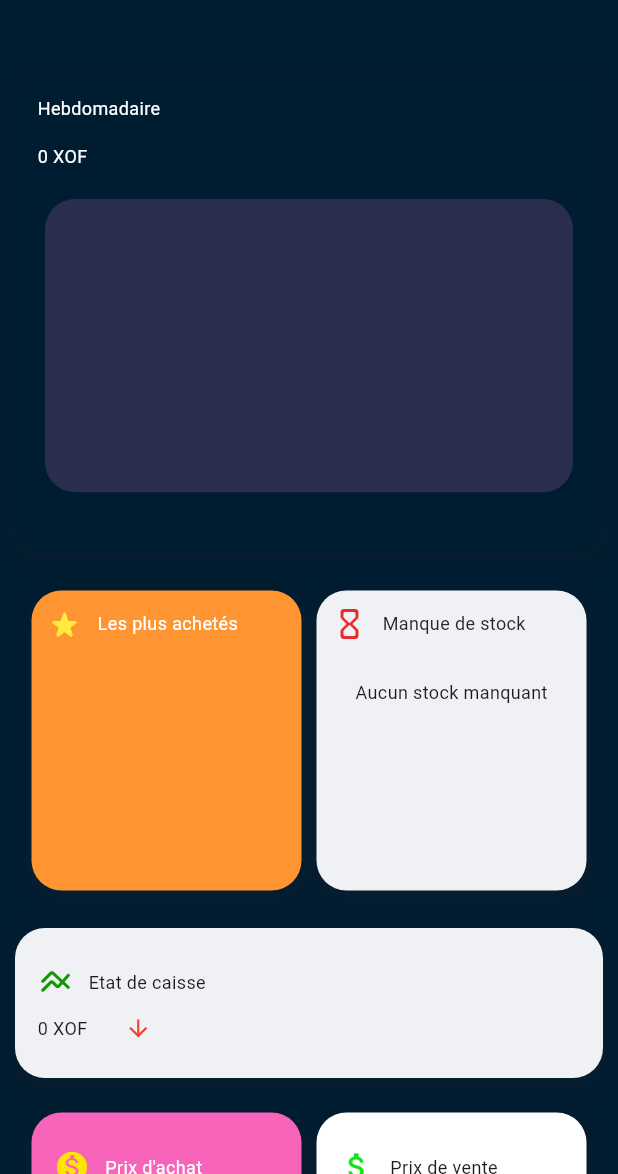
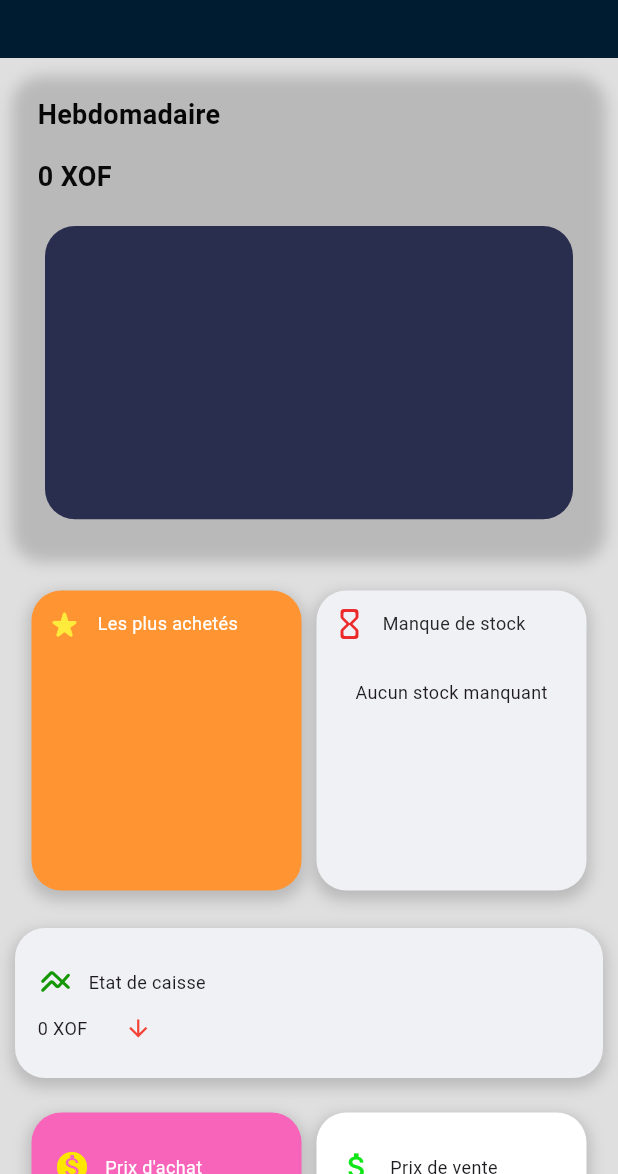
Before and after one commit to salif18/flutter_salsespulse, a Flutter app: the DashboardView screen opened directly, on a phone screen of 412 x 824 dp, the part 62-1236 px from its top. Run offline on Flutter 3.47's test engine with Material 3 defaults, Android fonts, the phone set to English and light mode, and no system bars; drawn by our look-alikes of fl_chart; our stand-ins replace date_field, dio, google_fonts, image_picker, pdf, printing and 1 more; accounts and stored records are empty; network calls fail.

```diff
--- a/app/lib/services/stocks_api.dart
+++ b/app/lib/services/stocks_api.dart
@@ -73,7 +73,7 @@ class ServicesStocks{
     ScaffoldMessenger.of(context).showSnackBar(SnackBar(
       content: Text(message,
           style: GoogleFonts.roboto(fontSize: 16,fontWeight: FontWeight.w400)),
-      backgroundColor:const Color.fromARGB(255, 101, 255, 122),
+      backgroundColor:const Color.fromARGB(255, 10, 6, 20),
       duration: const Duration(seconds: 5),
       action: SnackBarAction(
           label: "",
--- a/app/lib/views/dashbord/dashboard.dart
+++ b/app/lib/views/dashbord/dashboard.dart
@@ -179,12 +179,30 @@ class _DashboardViewState extends State<DashboardView> {
     }
   }
 
+      //rafraichire la page en actualisanst la requete
+  Future<void> _refresh() async {
+    await Future.delayed(const Duration(seconds: 3));
+    setState(() {
+      _loadProducts();
+      _loadDepenses();
+    _loadMostCategorie();
+    _loadStatsHebdo();
+    _loadStatsYear();
+    });
+  }
+
+
   @override
   Widget build(BuildContext context) {
-    return Scaffold(
+    return RefreshIndicator(
+      backgroundColor:Colors.transparent,
+          color: Colors.grey[100],
+       onRefresh: _refresh,
+          displacement: 50,
+      child: Scaffold(
         key: drawerKey,
         drawer: const DrawerWidget(),
-      backgroundColor: const Color(0xff001c30),
+        backgroundColor: const Color.fromARGB(255, 223, 223, 223),
         appBar: AppBarWidget(
             title: "Tableau de bord",
             color: const Color(0xff001c30),
@@ -209,6 +227,7 @@ class _DashboardViewState extends State<DashboardView> {
             ],
           ),
         ),
+      ),
     );
   }
 
@@ -218,7 +237,7 @@ class _DashboardViewState extends State<DashboardView> {
       height: 320,
       decoration: BoxDecoration(
         borderRadius: BorderRadius.circular(20),
-        color: const Color(0xff001c30),
+        // color: const Color(0xff001c30),
         boxShadow: [
           BoxShadow(
             color: const Color.fromARGB(255, 36, 34, 34)
@@ -236,12 +255,14 @@ class _DashboardViewState extends State<DashboardView> {
               padding: const EdgeInsets.all(15),
               child: Text("Hebdomadaire",
                   style: GoogleFonts.roboto(
-                      fontSize: AppSizes.fontMedium, color: Colors.white))),
+                    fontWeight: FontWeight.w600,
+                      fontSize: 18, color: const Color.fromARGB(255, 7, 7, 7)))),
           Padding(
             padding: const EdgeInsets.only(left: 15),
             child: Text("$totalHebdo XOF",
                 style: GoogleFonts.roboto(
-                    fontSize: AppSizes.fontMedium, color: Colors.white)),
+                  fontWeight: FontWeight.w600,
+                    fontSize: 18, color: const Color.fromARGB(255, 10, 10, 10))),
           ),
           Padding(
               padding: const EdgeInsets.all(0),
@@ -680,7 +701,7 @@ class _DashboardViewState extends State<DashboardView> {
       height: 320,
       decoration: BoxDecoration(
         borderRadius: BorderRadius.circular(20),
-        color: const Color(0xff001c30),
+        // color: const Color(0xff001c30),
         boxShadow: [
           BoxShadow(
             color: const Color.fromARGB(255, 36, 34, 34)
@@ -698,12 +719,14 @@ class _DashboardViewState extends State<DashboardView> {
               padding: const EdgeInsets.all(15),
               child: Text("Annuel",
                   style: GoogleFonts.roboto(
-                      fontSize: AppSizes.fontMedium, color: Colors.white))),
+                    fontWeight: FontWeight.w600,
+                      fontSize: 18, color: const Color.fromARGB(255, 12, 12, 12)))),
           Padding(
             padding: const EdgeInsets.only(left: 15),
             child: Text("125000 fcfa",
                 style: GoogleFonts.roboto(
-                    fontSize: AppSizes.fontMedium, color: Colors.white)),
+                  fontWeight: FontWeight.w600,
+                    fontSize: 18, color: const Color.fromARGB(255, 5, 5, 5))),
           ),
           Padding(
             padding: const EdgeInsets.all(0),
```
Also changed, not shown: app/lib/views/rapports/rapports.dart (+16 -1 lines), app/lib/views/stocks/stocks.dart (+71 -44 lines), app/lib/views/ventes/ventes.dart (+15 -2 lines). Lines whose indentation alone changed are shown as unchanged.
